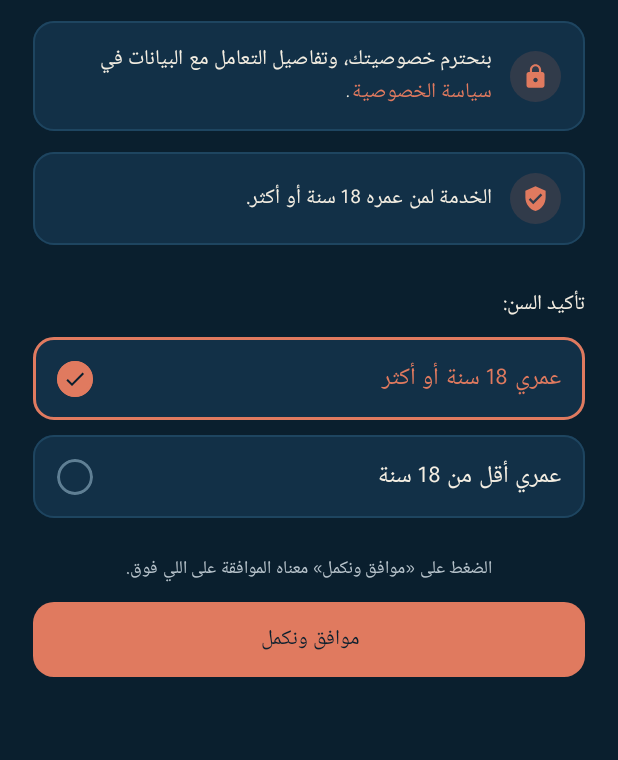
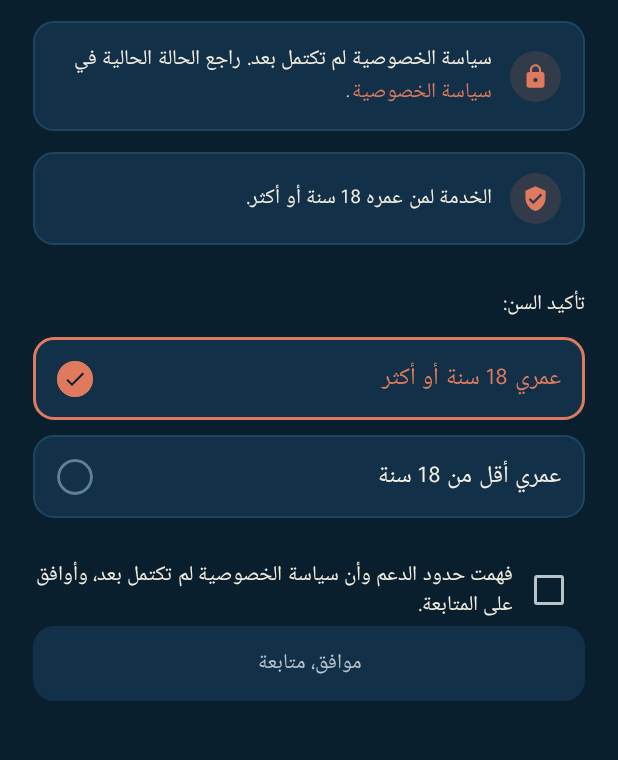
Before and after one commit to AhmedAbdoRH/MadarApp-, an Android app built with Jetpack Compose: the screen it shows after launch (MainActivity), after a tap on "عمري 18 سنة أو أكثر", on a phone screen of 412 x 824 dp, the part 363-1123 px from its top. Run offline under Robolectric (Android 15) with nearby library versions, the phone set to English and light mode, and no system bars; our stand-ins replace Firebase (no records; nobody signed in at launch, a user with empty details on screens opened directly).

Commit message:
Improve reviewed UX: WelcomeConsentScreen.kt

```diff
--- a/app/src/main/java/com/example/ui/screens/WelcomeConsentScreen.kt
+++ b/app/src/main/java/com/example/ui/screens/WelcomeConsentScreen.kt
@@ -26,6 +26,7 @@ import androidx.compose.material.icons.filled.Info
 import androidx.compose.material.icons.filled.Lock
 import androidx.compose.material.icons.filled.VerifiedUser
 import androidx.compose.material3.Button
+import androidx.compose.material3.Checkbox
 import androidx.compose.material3.ButtonDefaults
 import androidx.compose.material3.Card
 import androidx.compose.material3.CardDefaults
@@ -74,6 +75,7 @@ fun WelcomeConsentScreen(
 ) {
     // No option selected by default (بطاقتين Radio من غير أي خيار محدد مسبقاً)
     var selectedAgeOption by remember { mutableStateOf<AgeOption?>(null) }
+    var adultConsent by remember { mutableStateOf(false) }
 
     // Intercept back button to prevent skipping consent screen
     BackHandler(enabled = true) {
@@ -175,7 +177,7 @@ fun WelcomeConsentScreen(
             AgeSelectCard(
                 title = "عمري 18 سنة أو أكثر",
                 isSelected = selectedAgeOption == AgeOption.ADULT,
-                onClick = { selectedAgeOption = AgeOption.ADULT },
+                onClick = { selectedAgeOption = AgeOption.ADULT; adultConsent = false },
                 testTag = "age_card_adult"
             )
 
@@ -185,23 +187,35 @@ fun WelcomeConsentScreen(
             AgeSelectCard(
                 title = "عمري أقل من 18 سنة",
                 isSelected = selectedAgeOption == AgeOption.UNDER_18,
-                onClick = { selectedAgeOption = AgeOption.UNDER_18 },
+                onClick = { selectedAgeOption = AgeOption.UNDER_18; adultConsent = false },
                 testTag = "age_card_under_18"
             )
 
             Spacer(modifier = Modifier.height(24.dp))
 
-            // Small text above button: «الضغط على «موافق ونكمل» معناه الموافقة على اللي فوق.»
-            Text(
-                text = "الضغط على «موافق ونكمل» معناه الموافقة على اللي فوق.",
-                style = MaterialTheme.typography.bodySmall,
-                color = SanadTheme.colors.textSecondary,
-                textAlign = TextAlign.Center,
-                modifier = Modifier.padding(bottom = 12.dp)
-            )
-
-            // Primary Button «موافق ونكمل», disabled until user chooses
-            val isButtonEnabled = selectedAgeOption != null
+            if (selectedAgeOption == AgeOption.ADULT) {
+                Row(verticalAlignment = Alignment.CenterVertically) {
+                    Checkbox(
+                        checked = adultConsent,
+                        onCheckedChange = { adultConsent = it },
+                        modifier = Modifier.testTag("adult_consent_checkbox")
+                    )
+                    Text(
+                        text = "فهمت حدود الدعم وأن سياسة الخصوصية لم تكتمل بعد، وأوافق على المتابعة.",
+                        style = MaterialTheme.typography.bodyMedium,
+                        color = SanadTheme.colors.text,
+                        modifier = Modifier.weight(1f)
+                    )
+                }
+            } else if (selectedAgeOption == AgeOption.UNDER_18) {
+                Text(
+                    text = "سنفتح موارد المساعدة المناسبة للسن، من غير الدخول لخدمة المحادثة.",
+                    style = MaterialTheme.typography.bodyMedium,
+                    color = SanadTheme.colors.text
+                )
+            }
+            val isButtonEnabled = selectedAgeOption == AgeOption.UNDER_18 ||
+                (selectedAgeOption == AgeOption.ADULT && adultConsent)
             Button(
                 onClick = {
                     when (selectedAgeOption) {
@@ -224,7 +238,7 @@ fun WelcomeConsentScreen(
                 )
             ) {
                 Text(
-                    text = "موافق ونكمل",
+                    text = if (selectedAgeOption == AgeOption.UNDER_18) "عرض موارد المساعدة" else "موافق، متابعة",
                     style = MaterialTheme.typography.titleSmall,
                     fontWeight = FontWeight.Bold
                 )
@@ -283,7 +297,7 @@ fun ConsentPrivacyRow(
     onPrivacyClick: () -> Unit
 ) {
     val privacyText = androidx.compose.ui.text.buildAnnotatedString {
-        append("بنحترم خصوصيتك، وتفاصيل التعامل مع البيانات في ")
+        append("سياسة الخصوصية لم تكتمل بعد. راجع الحالة الحالية في ")
         pushStringAnnotation(tag = "PRIVACY", annotation = "privacy")
         withStyle(
             style = androidx.compose.ui.text.SpanStyle(
```
